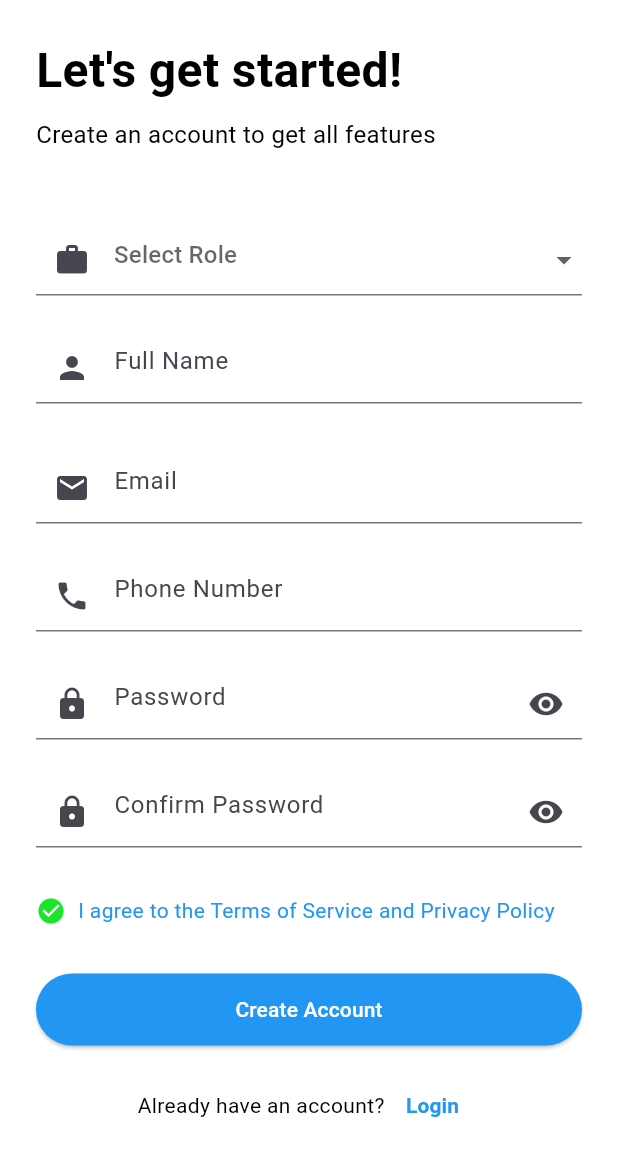
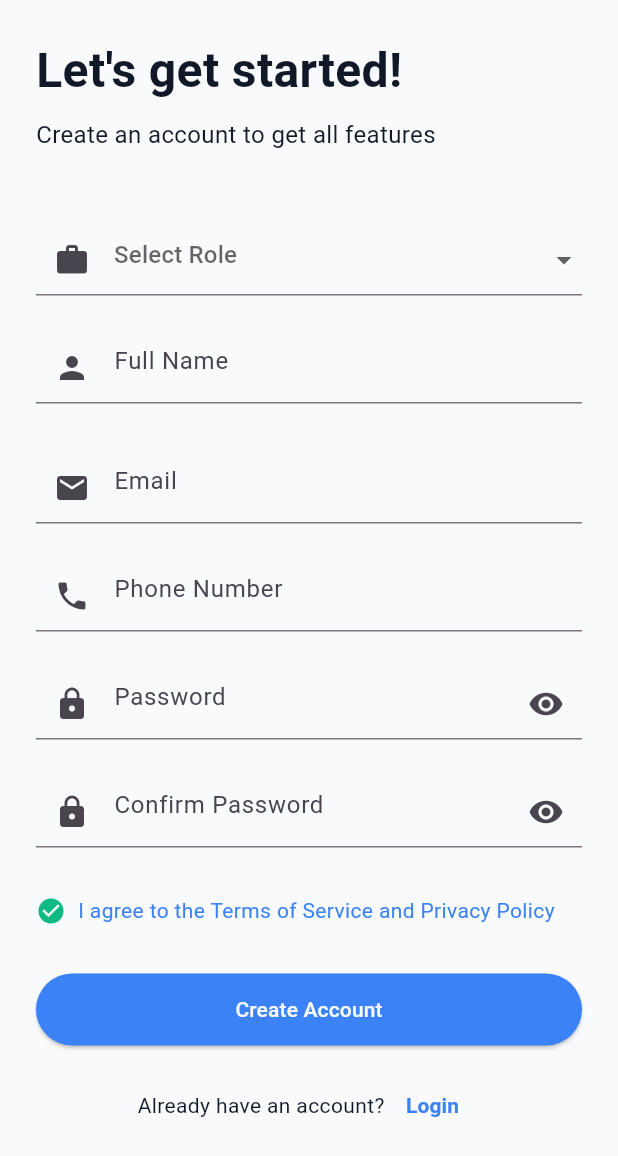
Before and after one commit to JMakoti/bursaconnect, a Flutter app: the screen it shows after launch, after a tap on "Log In", after a tap on "Sign Up", on a phone screen of 412 x 824 dp. Shown: the top 1156 px of the screen. Run offline on Flutter 3.47's test engine with Material 3 defaults, Android fonts, the phone set to English and light mode, and no system bars; our stand-ins replace cloud_firestore, firebase_auth, firebase_core, fluttertoast; accounts and stored records are empty.

```diff
--- a/lib/Authentication/login_screen.dart
+++ b/lib/Authentication/login_screen.dart
@@ -1,5 +1,7 @@
 import 'package:flutter/material.dart';
+import '../../core/colors.dart';
 import './signup_screen.dart';
+import '../Services/auth_service.dart';
 
 class LoginScreen extends StatefulWidget {
   const LoginScreen({super.key});
@@ -16,16 +18,47 @@ class _LoginScreenState extends State<LoginScreen> {
   final _passwordController = TextEditingController();
 
   bool _isPasswordVisible = false;
+  bool _isLoading = false;
+
+  final AuthService authService = AuthService();
 
   // submit form
-  void _submitForm() {
-    if (_formKey.currentState!.validate()) {
-      // All inputs valid – handle sign-up logic here
-      ScaffoldMessenger.of(
-        context,
-      ).showSnackBar(const SnackBar(content: Text('Loging in......')));
+  // --- LOGIN USER ---
+  Future<void> _loginUser() async {
+    if (!_formKey.currentState!.validate()) return;
+
+    setState(() => _isLoading = true);
+
+    final result = await authService.signIn(
+      _emailController.text.trim(),
+      _passwordController.text.trim(),
+    );
+
+    setState(() => _isLoading = false);
+
+    if (result != null) {
+      final role = result['role'];
+      if(!mounted) return;
+      if (role == 'Admin') {
+        Navigator.pushNamed(context, '/adminDashboard');
+      } else {
+        Navigator.pushNamed(context, '/userDashboard');
+      }
+    } else {
+      if(!mounted) return;
+      ScaffoldMessenger.of(context).showSnackBar(
+        const SnackBar(content: Text('Login failed. Check credentials.')),
+      );
     }
   }
+  // void _submitForm() {
+  //   if (_formKey.currentState!.validate()) {
+  //     // All inputs valid – handle sign-up logic here
+  //     ScaffoldMessenger.of(
+  //       context,
+  //     ).showSnackBar(const SnackBar(content: Text('Loging in......')));
+  //   }
+  // }
 
   // Email validation
   String? _validateEmail(String? value) {
@@ -45,7 +78,7 @@ class _LoginScreenState extends State<LoginScreen> {
   @override
   Widget build(BuildContext context) {
     return Scaffold(
-      backgroundColor: Colors.white,
+      backgroundColor: AppColors.background,
       body: SafeArea(child: _buildAccountForm()),
     );
   }
@@ -65,13 +98,13 @@ class _LoginScreenState extends State<LoginScreen> {
               style: TextStyle(
                 fontSize: 32,
                 fontWeight: FontWeight.bold,
-                color: Colors.black,
+                color: AppColors.text,
               ),
             ),
             const SizedBox(height: 8),
             const Text(
               "Sign in to continue your bursary-journey",
-              style: TextStyle(fontSize: 16, color: Colors.black),
+              style: TextStyle(fontSize: 16, color: AppColors.secondaryText,),
             ),
             const SizedBox(height: 48),
 
@@ -114,13 +147,17 @@ class _LoginScreenState extends State<LoginScreen> {
             SizedBox(
               width: double.infinity,
               child: ElevatedButton(
-                onPressed: _submitForm,
+                onPressed:  _isLoading ? null : _loginUser,
                 style: ElevatedButton.styleFrom(
-                  backgroundColor: Colors.blue,
-                  foregroundColor: Colors.white,
+                  backgroundColor: AppColors.accent,
+                  foregroundColor: AppColors.background,
                   padding: const EdgeInsets.symmetric(vertical: 14),
                 ),
-                child: const Text("Log In"),
+                child:  _isLoading
+                    ? const CircularProgressIndicator(
+                        color: Colors.white,
+                      )
+                    :const Text("Log In"),
               ),
             ),
 
@@ -130,7 +167,7 @@ class _LoginScreenState extends State<LoginScreen> {
               children: [
                 const Text(
                   "Create A New Account?",
-                  style: TextStyle(color: Colors.black),
+                  style: TextStyle(color: AppColors.text),
                 ),
                 TextButton(
                   onPressed: () {
@@ -145,7 +182,7 @@ class _LoginScreenState extends State<LoginScreen> {
                   child: const Text(
                     "Sign Up",
                     style: TextStyle(
-                      color: Colors.blue,
+                      color: AppColors.accent,
                       fontWeight: FontWeight.bold,
                     ),
                   ),
--- a/lib/Authentication/signup_screen.dart
+++ b/lib/Authentication/signup_screen.dart
@@ -4,6 +4,7 @@ import 'package:cloud_firestore/cloud_firestore.dart';
 import './login_screen.dart';
 import 'package:fluttertoast/fluttertoast.dart';
 import '../Services/auth_service.dart';
+import '../../core/colors.dart';
 
 class SignupScreen extends StatefulWidget {
   const SignupScreen({super.key});
@@ -52,8 +53,8 @@ class _SignupScreenState extends State<SignupScreen> {
         msg: "Creating account...",
         toastLength: Toast.LENGTH_SHORT,
         gravity: ToastGravity.BOTTOM,
-        backgroundColor: Colors.blue,
-        textColor: Colors.white,
+        backgroundColor: AppColors.accent,
+        textColor: AppColors.background,
         fontSize: 16.0,
       );
 
@@ -69,8 +70,8 @@ class _SignupScreenState extends State<SignupScreen> {
         if (user == null) {
           Fluttertoast.showToast(
             msg: "Account creation failed",
-            backgroundColor: Colors.red,
-            textColor: Colors.white,
+            backgroundColor: AppColors.error,
+            textColor: AppColors.background,
           );
           setState(() => _isLoading = false);
           return;
@@ -88,8 +89,8 @@ class _SignupScreenState extends State<SignupScreen> {
           msg: "Account created successfully!",
           toastLength: Toast.LENGTH_SHORT,
           gravity: ToastGravity.CENTER,
-          backgroundColor: Colors.green,
-          textColor: Colors.white,
+          backgroundColor: AppColors.success,
+          textColor: AppColors.background,
           fontSize: 16.0,
         );
 
@@ -113,8 +114,8 @@ class _SignupScreenState extends State<SignupScreen> {
           msg: message,
           toastLength: Toast.LENGTH_LONG,
           gravity: ToastGravity.BOTTOM,
-          backgroundColor: Colors.red,
-          textColor: Colors.white,
+          backgroundColor: AppColors.error,
+          textColor: AppColors.background,
           fontSize: 16.0,
         );
       } catch (e) {
@@ -123,8 +124,8 @@ class _SignupScreenState extends State<SignupScreen> {
           msg: "Error: $e",
           toastLength: Toast.LENGTH_LONG,
           gravity: ToastGravity.BOTTOM,
-          backgroundColor: Colors.redAccent,
-          textColor: Colors.white,
+          backgroundColor: AppColors.error,
+          textColor: AppColors.background,
           fontSize: 16.0,
         );
       } finally {
@@ -151,7 +152,7 @@ class _SignupScreenState extends State<SignupScreen> {
   @override
   Widget build(BuildContext context) {
     return Scaffold(
-      backgroundColor: Colors.white,
+      backgroundColor: AppColors.background,
       body: SafeArea(child: _buildAccountForm()),
     );
   }
@@ -170,13 +171,13 @@ class _SignupScreenState extends State<SignupScreen> {
               style: TextStyle(
                 fontSize: 32,
                 fontWeight: FontWeight.bold,
-                color: Colors.black,
+                color: AppColors.text,
               ),
             ),
             const SizedBox(height: 8),
             const Text(
               "Create an account to get all features",
-              style: TextStyle(fontSize: 16, color: Colors.black),
+              style: TextStyle(fontSize: 16, color: AppColors.text),
             ),
             const SizedBox(height: 48),
 
@@ -315,16 +316,12 @@ class _SignupScreenState extends State<SignupScreen> {
             // Terms and Conditions
             Row(
               children: [
-                Icon(
-                  Icons.check_circle,
-                  color: const Color(0xFF19e627),
-                  size: 20,
-                ),
+                Icon(Icons.check_circle, color: AppColors.success, size: 20),
                 const SizedBox(width: 8),
                 Expanded(
                   child: Text(
                     'I agree to the Terms of Service and Privacy Policy',
-                    style: TextStyle(fontSize: 14, color: Colors.blue),
+                    style: TextStyle(fontSize: 14, color: AppColors.accent),
                   ),
                 ),
               ],
@@ -339,8 +336,8 @@ class _SignupScreenState extends State<SignupScreen> {
                     child: ElevatedButton(
                       onPressed: _submitForm,
                       style: ElevatedButton.styleFrom(
-                        backgroundColor: Colors.blue,
-                        foregroundColor: Colors.white,
+                        backgroundColor: AppColors.accent,
+                        foregroundColor: AppColors.background,
                         padding: const EdgeInsets.symmetric(vertical: 14),
                       ),
                       child: const Text("Create Account"),
@@ -353,7 +350,7 @@ class _SignupScreenState extends State<SignupScreen> {
               children: [
                 const Text(
                   "Already have an account?",
-                  style: TextStyle(color: Colors.black),
+                  style: TextStyle(color: AppColors.text),
                 ),
                 TextButton(
                   onPressed: () {
@@ -368,7 +365,7 @@ class _SignupScreenState extends State<SignupScreen> {
                   child: const Text(
                     "Login",
                     style: TextStyle(
-                      color: Colors.blue,
+                      color: AppColors.accent,
                       fontWeight: FontWeight.bold,
                     ),
                   ),
```
Also changed, not shown: lib/Services/auth_service.dart (+27 -3 lines), lib/Admin/Screens/Dashboard/adminDash.dart (line endings or trailing spaces), lib/Users/Screens/Dashboard/UserDashboard.dart (line endings or trailing spaces).
